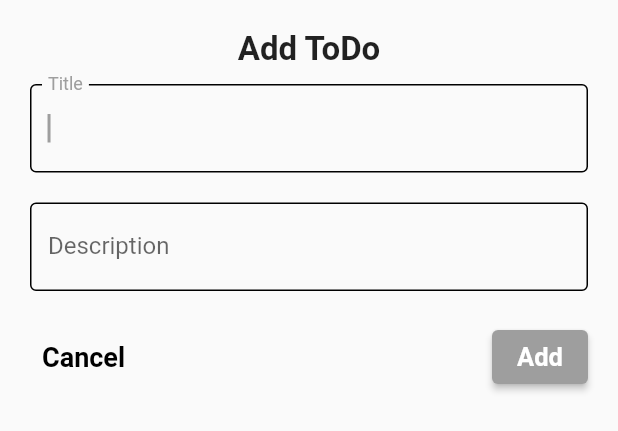
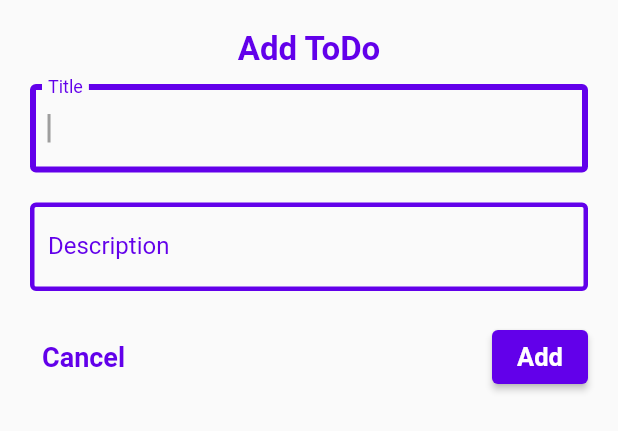
Before and after one commit to Tukhtamurodov-Sardorbek/37.To_Do-BLoC_8, a Flutter app: the BottomSheetContent widget shown alone on an empty page, opened directly, on a phone screen of 412 x 824 dp. Shown: the top 431 px of the screen. Run offline on Flutter 3.47's test engine with Material 2 defaults, Android fonts, the phone set to English and light mode, and no system bars; our stand-ins replace equatable, flutter_bloc, hydrated_bloc.

Commit message:
🛡 Code Optimized 🛡

```diff
--- a/lib/widgets/bottomSheet.dart
+++ b/lib/widgets/bottomSheet.dart
@@ -11,6 +11,8 @@ class BottomSheetContent extends StatelessWidget {
   Widget build(BuildContext context) {
     final titleController = TextEditingController();
     final descriptionController = TextEditingController();
+    return BlocBuilder<ThemeBloc, ThemeState>(
+      builder: (context, state) {
         return SingleChildScrollView(
           padding: EdgeInsets.fromLTRB(
             20.0,
@@ -25,7 +27,9 @@ class BottomSheetContent extends StatelessWidget {
                 style: TextStyle(
                   fontSize: 22,
                   fontWeight: FontWeight.bold,
-                // color: ColorService.main,
+                  color: state.nightMode
+                      ? ColorService.lightMain2
+                      : ColorService.main,
                 ),
                 textAlign: TextAlign.center,
               ),
@@ -37,15 +41,29 @@ class BottomSheetContent extends StatelessWidget {
                 decoration: InputDecoration(
                   label: Text(
                     'Title',
-                // style: TextStyle(color: ColorService.main),
+                    style: TextStyle(
+                      color: state.nightMode
+                          ? ColorService.lightMain2
+                          : ColorService.main,
                     ),
-              // focusColor: ColorService.main,
+                  ),
+                  focusColor: state.nightMode
+                      ? ColorService.lightMain2
+                      : ColorService.main,
                   border: const OutlineInputBorder(),
                   enabledBorder: OutlineInputBorder(
-                // borderSide: BorderSide(color: ColorService.main, width: 5.0),
+                    borderSide: BorderSide(
+                        color: state.nightMode
+                            ? ColorService.lightMain2
+                            : ColorService.main,
+                        width: 3.0),
                   ),
                   focusedBorder: OutlineInputBorder(
-                // borderSide: BorderSide(color: ColorService.main, width: 3.0),
+                    borderSide: BorderSide(
+                        color: state.nightMode
+                            ? ColorService.lightMain2
+                            : ColorService.main,
+                        width: 4.0),
                   ),
                 ),
               ),
@@ -58,15 +76,29 @@ class BottomSheetContent extends StatelessWidget {
                 decoration: InputDecoration(
                   label: Text(
                     'Description',
-                // style: TextStyle(color: ColorService.main),
+                    style: TextStyle(
+                      color: state.nightMode
+                          ? ColorService.lightMain2
+                          : ColorService.main,
                     ),
-              // focusColor: ColorService.main,
+                  ),
+                  focusColor: state.nightMode
+                      ? ColorService.lightMain2
+                      : ColorService.main,
                   border: const OutlineInputBorder(),
                   enabledBorder: OutlineInputBorder(
-                // borderSide: BorderSide(color: ColorService.main, width: 5.0),
+                    borderSide: BorderSide(
+                        color: state.nightMode
+                            ? ColorService.lightMain2
+                            : ColorService.main,
+                        width: 3.0),
                   ),
                   focusedBorder: OutlineInputBorder(
-                // borderSide: BorderSide(color: ColorService.main, width: 3.0),
+                    borderSide: BorderSide(
+                        color: state.nightMode
+                            ? ColorService.lightMain2
+                            : ColorService.main,
+                        width: 4.0),
                   ),
                 ),
               ),
@@ -81,7 +113,9 @@ class BottomSheetContent extends StatelessWidget {
                     child: Text(
                       'Cancel',
                       style: TextStyle(
-                    // color: ColorService.main,
+                        color: state.nightMode
+                            ? ColorService.lightMain2
+                            : ColorService.main,
                         fontWeight: FontWeight.bold,
                         fontSize: 18,
                       ),
@@ -98,7 +132,9 @@ class BottomSheetContent extends StatelessWidget {
                       Navigator.pop(context);
                     },
                     style: ElevatedButton.styleFrom(
-                  // primary: ColorService.main,
+                      primary: state.nightMode
+                          ? ColorService.lightMain2
+                          : ColorService.main,
                     ),
                     child: const Text(
                       'Add',
@@ -114,5 +150,7 @@ class BottomSheetContent extends StatelessWidget {
             ],
           ),
         );
+      },
+    );
   }
 }
```
Lines whose indentation alone changed are shown as unchanged.
